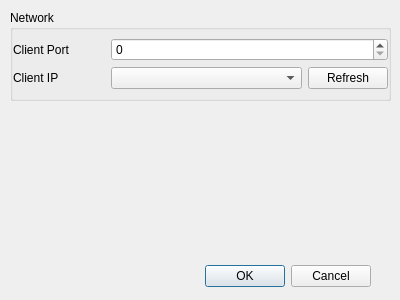
First picture: the form in form/settingdialog.ui, repository ekaradon-Alexander/Formation-Reconfiguration-HIL-Client, before the edit.
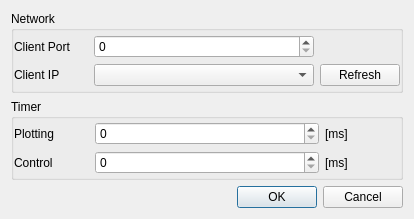
Second picture: the form after the edit.

Patch:
```diff
--- a/form/settingdialog.ui
+++ b/form/settingdialog.ui
@@ -6,38 +6,16 @@
    <rect>
     <x>0</x>
     <y>0</y>
-    <width>400</width>
-    <height>300</height>
+    <width>414</width>
+    <height>219</height>
    </rect>
   </property>
   <property name="windowTitle">
    <string>Dialog</string>
   </property>
-  <widget class="QDialogButtonBox" name="buttonBox">
-   <property name="geometry">
-    <rect>
-     <x>30</x>
-     <y>260</y>
-     <width>341</width>
-     <height>32</height>
-    </rect>
-   </property>
-   <property name="orientation">
-    <enum>Qt::Horizontal</enum>
-   </property>
-   <property name="standardButtons">
-    <set>QDialogButtonBox::Cancel|QDialogButtonBox::Ok</set>
-   </property>
-  </widget>
+  <layout class="QGridLayout" name="gridLayout_5">
+   <item row="0" column="0">
   <widget class="QGroupBox" name="network_groupBox">
-   <property name="geometry">
-    <rect>
-     <x>10</x>
-     <y>10</y>
-     <width>381</width>
-     <height>91</height>
-    </rect>
-   </property>
    <property name="title">
     <string>Network</string>
    </property>
@@ -54,11 +32,51 @@
     <property name="bottomMargin">
      <number>0</number>
     </property>
-    <item row="1" column="0">
+      <item row="0" column="0">
      <layout class="QGridLayout" name="gridLayout_2">
+        <item row="1" column="2">
+         <widget class="QPushButton" name="refresh_pushButton">
+          <property name="sizePolicy">
+           <sizepolicy hsizetype="Minimum" vsizetype="Fixed">
+            <horstretch>1</horstretch>
+            <verstretch>0</verstretch>
+           </sizepolicy>
+          </property>
+          <property name="text">
+           <string>Refresh</string>
+          </property>
+         </widget>
+        </item>
+        <item row="1" column="0">
+         <widget class="QLabel" name="label_2">
+          <property name="sizePolicy">
+           <sizepolicy hsizetype="Preferred" vsizetype="Preferred">
+            <horstretch>1</horstretch>
+            <verstretch>0</verstretch>
+           </sizepolicy>
+          </property>
+          <property name="text">
+           <string>Client IP</string>
+          </property>
+         </widget>
+        </item>
+        <item row="0" column="1">
+         <widget class="QSpinBox" name="port_spinBox">
+          <property name="sizePolicy">
+           <sizepolicy hsizetype="Minimum" vsizetype="Fixed">
+            <horstretch>3</horstretch>
+            <verstretch>0</verstretch>
+           </sizepolicy>
+          </property>
+          <property name="maximum">
+           <number>65535</number>
+          </property>
+          <property name="value">
+           <number>0</number>
+          </property>
+         </widget>
+        </item>
       <item row="1" column="1">
-       <layout class="QHBoxLayout" name="horizontalLayout">
-        <item>
          <widget class="QComboBox" name="ip_comboBox">
           <property name="sizePolicy">
            <sizepolicy hsizetype="Preferred" vsizetype="Fixed">
@@ -71,37 +89,6 @@
           </property>
          </widget>
         </item>
-        <item>
-         <widget class="QPushButton" name="refresh_pushButton">
-          <property name="sizePolicy">
-           <sizepolicy hsizetype="Minimum" vsizetype="Fixed">
-            <horstretch>1</horstretch>
-            <verstretch>0</verstretch>
-           </sizepolicy>
-          </property>
-          <property name="text">
-           <string>Refresh</string>
-          </property>
-         </widget>
-        </item>
-       </layout>
-      </item>
-      <item row="0" column="1">
-       <widget class="QSpinBox" name="port_spinBox">
-        <property name="sizePolicy">
-         <sizepolicy hsizetype="Minimum" vsizetype="Fixed">
-          <horstretch>3</horstretch>
-          <verstretch>0</verstretch>
-         </sizepolicy>
-        </property>
-        <property name="maximum">
-         <number>65535</number>
-        </property>
-        <property name="value">
-         <number>0</number>
-        </property>
-       </widget>
-      </item>
       <item row="0" column="0">
        <widget class="QLabel" name="label">
         <property name="sizePolicy">
@@ -115,8 +102,33 @@
         </property>
        </widget>
       </item>
+       </layout>
+      </item>
+     </layout>
+    </widget>
+   </item>
       <item row="1" column="0">
-       <widget class="QLabel" name="label_2">
+    <widget class="QGroupBox" name="timer_groupBox">
+     <property name="title">
+      <string>Timer</string>
+     </property>
+     <layout class="QGridLayout" name="gridLayout_3">
+      <property name="leftMargin">
+       <number>0</number>
+      </property>
+      <property name="topMargin">
+       <number>0</number>
+      </property>
+      <property name="rightMargin">
+       <number>0</number>
+      </property>
+      <property name="bottomMargin">
+       <number>0</number>
+      </property>
+      <item row="0" column="0">
+       <layout class="QGridLayout" name="gridLayout_4">
+        <item row="1" column="0">
+         <widget class="QLabel" name="label_3">
         <property name="sizePolicy">
          <sizepolicy hsizetype="Preferred" vsizetype="Preferred">
           <horstretch>1</horstretch>
@@ -124,17 +136,91 @@
          </sizepolicy>
         </property>
         <property name="text">
-         <string>Client IP</string>
+           <string>Control</string>
         </property>
        </widget>
       </item>
+        <item row="0" column="1">
+         <widget class="QSpinBox" name="plotting_spinBox">
+          <property name="sizePolicy">
+           <sizepolicy hsizetype="Minimum" vsizetype="Fixed">
+            <horstretch>3</horstretch>
+            <verstretch>0</verstretch>
+           </sizepolicy>
+          </property>
+          <property name="maximum">
+           <number>65535</number>
+          </property>
+          <property name="value">
+           <number>0</number>
+          </property>
+         </widget>
+        </item>
+        <item row="0" column="0">
+         <widget class="QLabel" name="label_4">
+          <property name="sizePolicy">
+           <sizepolicy hsizetype="Preferred" vsizetype="Preferred">
+            <horstretch>1</horstretch>
+            <verstretch>0</verstretch>
+           </sizepolicy>
+          </property>
+          <property name="text">
+           <string>Plotting</string>
+          </property>
+         </widget>
+        </item>
+        <item row="0" column="2">
+         <widget class="QLabel" name="label_5">
+          <property name="sizePolicy">
+           <sizepolicy hsizetype="Preferred" vsizetype="Preferred">
+            <horstretch>1</horstretch>
+            <verstretch>0</verstretch>
+           </sizepolicy>
+          </property>
+          <property name="text">
+           <string>[ms]</string>
+          </property>
+         </widget>
+        </item>
+        <item row="1" column="2">
+         <widget class="QLabel" name="label_6">
+          <property name="text">
+           <string>[ms]</string>
+          </property>
+         </widget>
+        </item>
+        <item row="1" column="1">
+         <widget class="QSpinBox" name="control_spinBox">
+          <property name="sizePolicy">
+           <sizepolicy hsizetype="Minimum" vsizetype="Fixed">
+            <horstretch>3</horstretch>
+            <verstretch>0</verstretch>
+           </sizepolicy>
+          </property>
+          <property name="maximum">
+           <number>65535</number>
+          </property>
+          <property name="value">
+           <number>0</number>
+          </property>
+         </widget>
+        </item>
      </layout>
     </item>
    </layout>
   </widget>
-  <zorder>buttonBox</zorder>
-  <zorder>network_groupBox</zorder>
-  <zorder>label_2</zorder>
+   </item>
+   <item row="2" column="0">
+    <widget class="QDialogButtonBox" name="buttonBox">
+     <property name="orientation">
+      <enum>Qt::Horizontal</enum>
+     </property>
+     <property name="standardButtons">
+      <set>QDialogButtonBox::Cancel|QDialogButtonBox::Ok</set>
+     </property>
+    </widget>
+   </item>
+  </layout>
  </widget>
  <resources/>
  <connections>
```
Left out of the diff: 5 changed lines with no effect on the pictures. Lines whose indentation alone changed are shown as unchanged.
